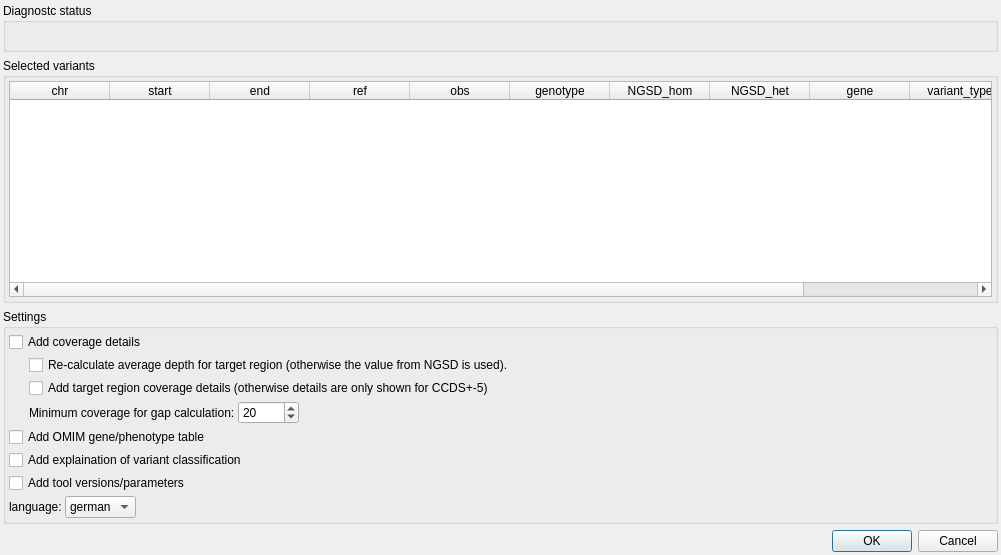
The window that src/GSvar/ReportDialog.ui (imgag/ngs-bits) describes before a commit, drawn with Qt 5.
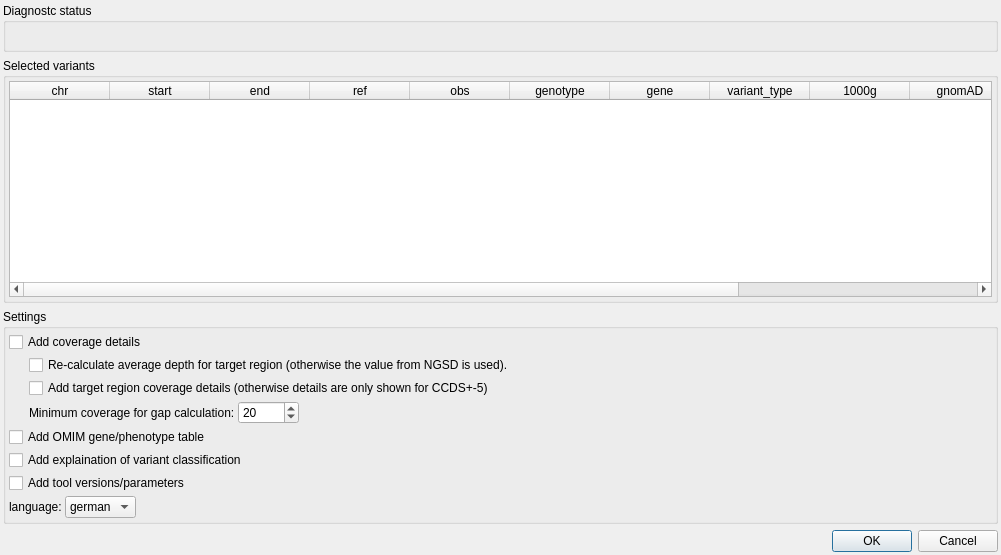
The same window after the commit. Icons and pictures are not drawn. Custom widgets are drawn as their Qt base class.

What changed in the file:
```diff
--- a/src/GSvar/ReportDialog.ui
+++ b/src/GSvar/ReportDialog.ui
@@ -153,16 +153,6 @@
           <string>genotype</string>
          </property>
         </column>
-        <column>
-         <property name="text">
-          <string>NGSD_hom</string>
-         </property>
-        </column>
-        <column>
-         <property name="text">
-          <string>NGSD_het</string>
-         </property>
-        </column>
         <column>
          <property name="text">
           <string>gene</string>
@@ -175,7 +165,22 @@
         </column>
         <column>
          <property name="text">
-          <string>coding_and_splicing</string>
+          <string>1000g</string>
+         </property>
+        </column>
+        <column>
+         <property name="text">
+          <string>gnomAD</string>
+         </property>
+        </column>
+        <column>
+         <property name="text">
+          <string>NGSD_hom</string>
+         </property>
+        </column>
+        <column>
+         <property name="text">
+          <string>NGSD_het</string>
          </property>
         </column>
        </widget>
```
Left out of the diff: 8 changed lines with no effect on the pictures.
